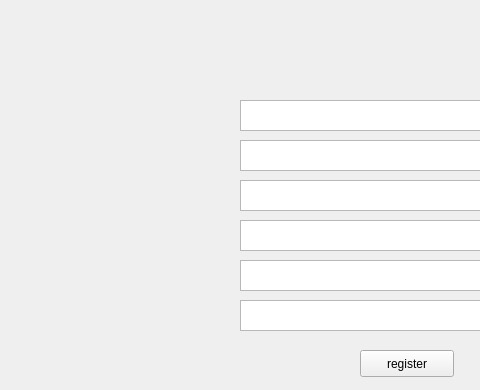
This is gui_xml_files/bline_gui.ui in AdamGajdosik/dbs as Qt 5 draws it before an edit; both pictures show x 0 to 480 and y 0 to 390 of the 803 by 526 pixel window. The edited form follows.
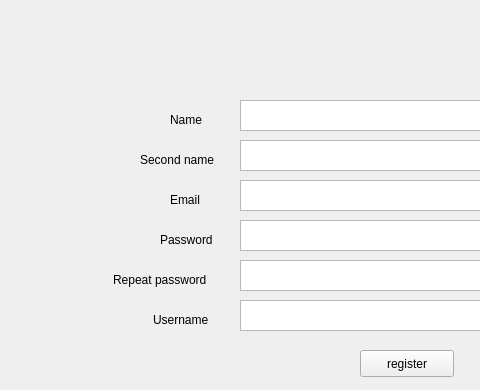
This is the edited form. The open tabs and pages were chosen to show the change. Icons and pictures are not drawn.

```diff
--- a/gui_xml_files/bline_gui.ui
+++ b/gui_xml_files/bline_gui.ui
@@ -157,6 +157,145 @@
       </property>
       <property name="text">
        <string>register</string>
+      </property>
+     </widget>
+     <widget class="QLabel" name="label">
+      <property name="geometry">
+       <rect>
+        <x>170</x>
+        <y>130</y>
+        <width>64</width>
+        <height>19</height>
+       </rect>
+      </property>
+      <property name="text">
+       <string>Name</string>
+      </property>
+     </widget>
+     <widget class="QLabel" name="label_2">
+      <property name="geometry">
+       <rect>
+        <x>140</x>
+        <y>170</y>
+        <width>91</width>
+        <height>20</height>
+       </rect>
+      </property>
+      <property name="text">
+       <string>Second name</string>
+      </property>
+     </widget>
+     <widget class="QLabel" name="label_3">
+      <property name="geometry">
+       <rect>
+        <x>170</x>
+        <y>210</y>
+        <width>64</width>
+        <height>19</height>
+       </rect>
+      </property>
+      <property name="text">
+       <string>Email</string>
+      </property>
+     </widget>
+     <widget class="QLabel" name="label_4">
+      <property name="geometry">
+       <rect>
+        <x>160</x>
+        <y>250</y>
+        <width>71</width>
+        <height>20</height>
+       </rect>
+      </property>
+      <property name="text">
+       <string>Password</string>
+      </property>
+     </widget>
+     <widget class="QLabel" name="label_5">
+      <property name="geometry">
+       <rect>
+        <x>113</x>
+        <y>290</y>
+        <width>111</width>
+        <height>20</height>
+       </rect>
+      </property>
+      <property name="text">
+       <string>Repeat password</string>
+      </property>
+     </widget>
+     <widget class="QLabel" name="label_6">
+      <property name="geometry">
+       <rect>
+        <x>153</x>
+        <y>330</y>
+        <width>71</width>
+        <height>20</height>
+       </rect>
+      </property>
+      <property name="text">
+       <string>Username</string>
+      </property>
+     </widget>
+    </widget>
+    <widget class="QWidget" name="login">
+     <widget class="QTextEdit" name="login_username">
+      <property name="geometry">
+       <rect>
+        <x>260</x>
+        <y>130</y>
+        <width>261</width>
+        <height>31</height>
+       </rect>
+      </property>
+     </widget>
+     <widget class="QTextEdit" name="login_password">
+      <property name="geometry">
+       <rect>
+        <x>260</x>
+        <y>210</y>
+        <width>261</width>
+        <height>31</height>
+       </rect>
+      </property>
+     </widget>
+     <widget class="QLabel" name="login_username_label">
+      <property name="geometry">
+       <rect>
+        <x>360</x>
+        <y>100</y>
+        <width>81</width>
+        <height>19</height>
+       </rect>
+      </property>
+      <property name="text">
+       <string>Username</string>
+      </property>
+     </widget>
+     <widget class="QLabel" name="login_password_label">
+      <property name="geometry">
+       <rect>
+        <x>360</x>
+        <y>180</y>
+        <width>81</width>
+        <height>19</height>
+       </rect>
+      </property>
+      <property name="text">
+       <string>Password</string>
+      </property>
+     </widget>
+     <widget class="QPushButton" name="login_submit">
+      <property name="geometry">
+       <rect>
+        <x>350</x>
+        <y>270</y>
+        <width>94</width>
+        <height>27</height>
+       </rect>
+      </property>
+      <property name="text">
+       <string>Login</string>
       </property>
      </widget>
     </widget>
```
Left out of the diff: 33 changed lines with no effect on the pictures.
